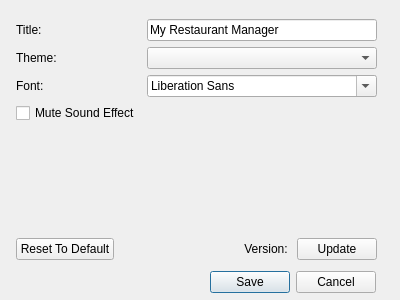
Before: the Qt Designer form ui/configwindow.ui in sriv95/My-Restaurant-Manager, drawn with Qt 5.
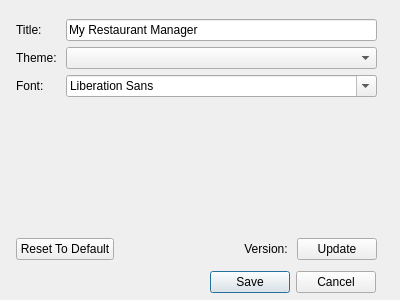
After: the same form once the commit is applied.

Commit message: Remove Mute Sound Effect checkbox from configuration window and adjust layout

Patch:
```diff
--- a/ui/configwindow.ui
+++ b/ui/configwindow.ui
@@ -52,13 +52,6 @@
       <item row="1" column="1">
        <widget class="QComboBox" name="ThemeSelect"/>
       </item>
-      <item row="3" column="0">
-       <widget class="QCheckBox" name="Mute">
-        <property name="text">
-         <string>Mute Sound Effect</string>
-        </property>
-       </widget>
-      </item>
       <item row="2" column="0">
        <widget class="QLabel" name="label_2">
         <property name="text">
@@ -69,6 +62,13 @@
       <item row="2" column="1">
        <widget class="QFontComboBox" name="fontComboBox"/>
       </item>
+      <item row="3" column="1">
+       <widget class="QLabel" name="label_4">
+        <property name="text">
+         <string/>
+        </property>
+       </widget>
+      </item>
      </layout>
     </item>
     <item>
```
Left out of the diff: 3 changed lines with no effect on the pictures.
